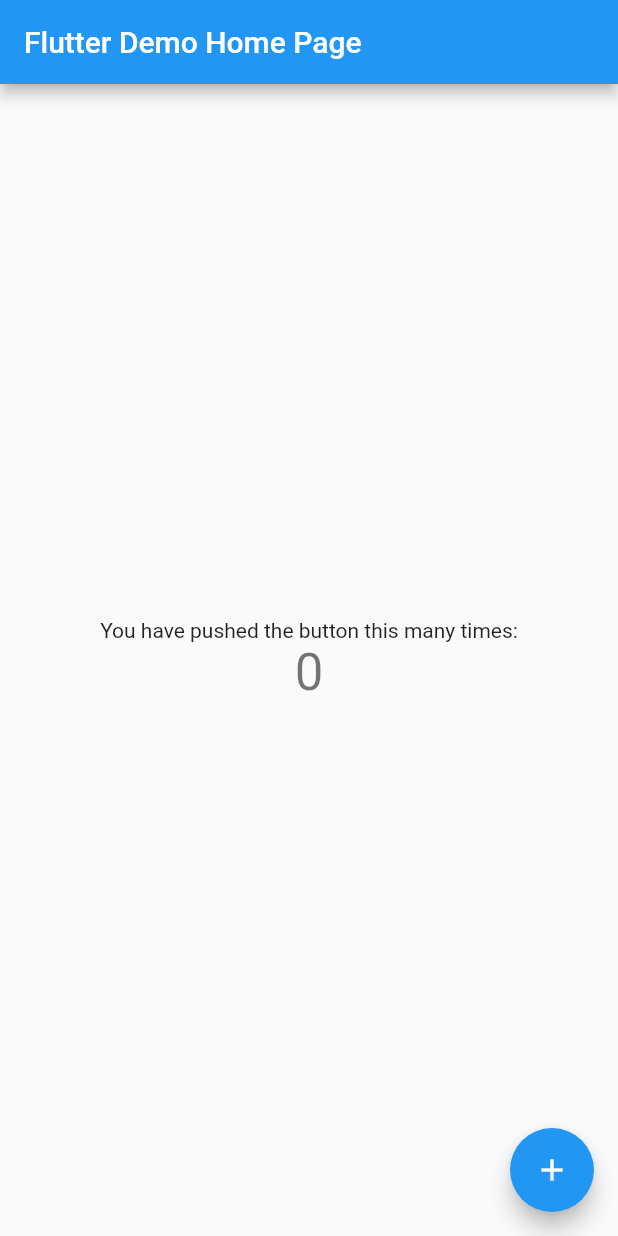
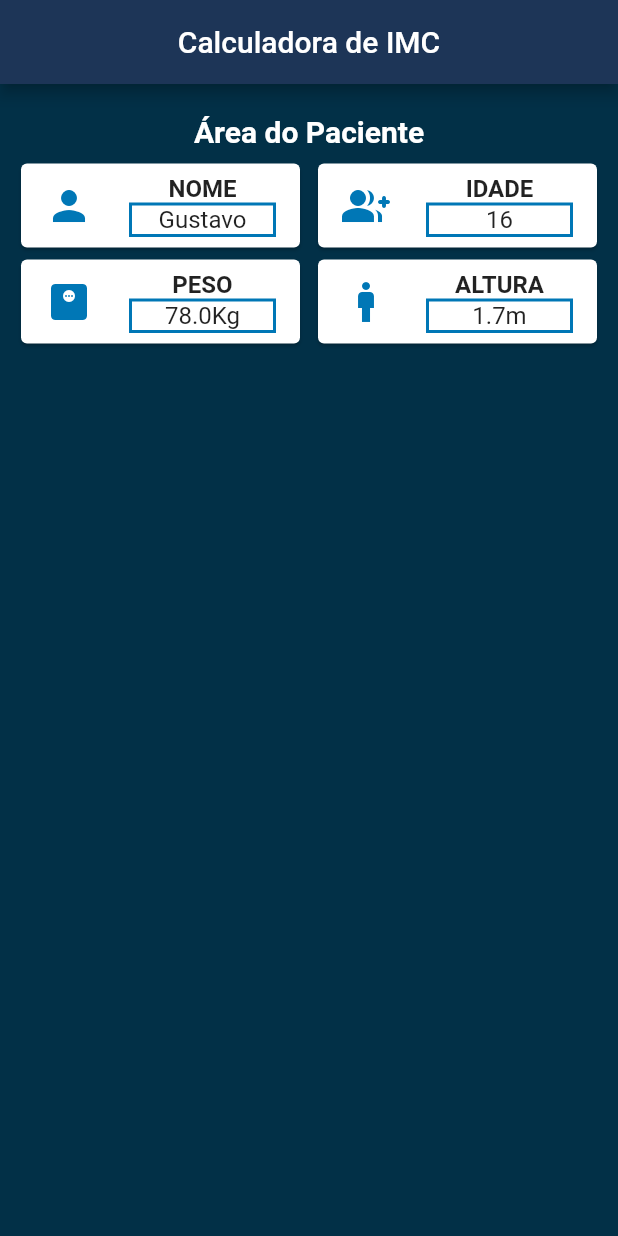
Before and after one commit to Gustavo-daCosta/Calculadora-IMC, a Flutter app: the screen it shows after launch, on a phone screen of 412 x 824 dp. Run offline on Flutter 3.47's test engine with Material 2 defaults, Android fonts, the phone set to English and light mode, and no system bars.

Commit message:
Área do Paciente finalizada

```diff
--- a/lib/main.dart
+++ b/lib/main.dart
@@ -1,115 +1,19 @@
 import 'package:flutter/material.dart';
+import 'package:calculadora_imc/pages/home_page.dart';
+import 'package:calculadora_imc/themes/theme.dart';
 
-void main() {
-  runApp(const MyApp());
-}
+void main() => runApp(const IMCCalculatorApp());
 
-class MyApp extends StatelessWidget {
-  const MyApp({super.key});
+class IMCCalculatorApp extends StatelessWidget {
+  const IMCCalculatorApp({super.key});
 
-  // This widget is the root of your application.
   @override
   Widget build(BuildContext context) {
     return MaterialApp(
-      title: 'Flutter Demo',
-      theme: ThemeData(
-        // This is the theme of your application.
-        //
-        // Try running your application with "flutter run". You'll see the
-        // application has a blue toolbar. Then, without quitting the app, try
-        // changing the primarySwatch below to Colors.green and then invoke
-        // "hot reload" (press "r" in the console where you ran "flutter run",
-        // or simply save your changes to "hot reload" in a Flutter IDE).
-        // Notice that the counter didn't reset back to zero; the application
-        // is not restarted.
-        primarySwatch: Colors.blue,
-      ),
-      home: const MyHomePage(title: 'Flutter Demo Home Page'),
+      title: "Calculadora de IMC",
+      theme: themeData(),
+      debugShowCheckedModeBanner: false,
+      home: HomePage(),
     );
   }
 }
-
-class MyHomePage extends StatefulWidget {
-  const MyHomePage({super.key, required this.title});
-
-  // This widget is the home page of your application. It is stateful, meaning
-  // that it has a State object (defined below) that contains fields that affect
-  // how it looks.
-
-  // This class is the configuration for the state. It holds the values (in this
-  // case the title) provided by the parent (in this case the App widget) and
-  // used by the build method of the State. Fields in a Widget subclass are
-  // always marked "final".
-
-  final String title;
-
-  @override
-  State<MyHomePage> createState() => _MyHomePageState();
-}
-
-class _MyHomePageState extends State<MyHomePage> {
-  int _counter = 0;
-
-  void _incrementCounter() {
-    setState(() {
-      // This call to setState tells the Flutter framework that something has
-      // changed in this State, which causes it to rerun the build method below
-      // so that the display can reflect the updated values. If we changed
-      // _counter without calling setState(), then the build method would not be
-      // called again, and so nothing would appear to happen.
-      _counter++;
-    });
-  }
-
-  @override
-  Widget build(BuildContext context) {
-    // This method is rerun every time setState is called, for instance as done
-    // by the _incrementCounter method above.
-    //
-    // The Flutter framework has been optimized to make rerunning build methods
-    // fast, so that you can just rebuild anything that needs updating rather
-    // than having to individually change instances of widgets.
-    return Scaffold(
-      appBar: AppBar(
-        // Here we take the value from the MyHomePage object that was created by
-        // the App.build method, and use it to set our appbar title.
-        title: Text(widget.title),
-      ),
-      body: Center(
-        // Center is a layout widget. It takes a single child and positions it
-        // in the middle of the parent.
-        child: Column(
-          // Column is also a layout widget. It takes a list of children and
-          // arranges them vertically. By default, it sizes itself to fit its
-          // children horizontally, and tries to be as tall as its parent.
-          //
-          // Invoke "debug painting" (press "p" in the console, choose the
-          // "Toggle Debug Paint" action from the Flutter Inspector in Android
-          // Studio, or the "Toggle Debug Paint" command in Visual Studio Code)
-          // to see the wireframe for each widget.
-          //
-          // Column has various properties to control how it sizes itself and
-          // how it positions its children. Here we use mainAxisAlignment to
-          // center the children vertically; the main axis here is the vertical
-          // axis because Columns are vertical (the cross axis would be
-          // horizontal).
-          mainAxisAlignment: MainAxisAlignment.center,
-          children: <Widget>[
-            const Text(
-              'You have pushed the button this many times:',
-            ),
-            Text(
-              '$_counter',
-              style: Theme.of(context).textTheme.headline4,
-            ),
-          ],
-        ),
-      ),
-      floatingActionButton: FloatingActionButton(
-        onPressed: _incrementCounter,
-        tooltip: 'Increment',
-        child: const Icon(Icons.add),
-      ), // This trailing comma makes auto-formatting nicer for build methods.
-    );
-  }
-}
--- /dev/null
+++ b/lib/pages/home_page.dart
@@ -0,0 +1,43 @@
+import 'package:calculadora_imc/themes/colors_pallete.dart';
+import 'package:calculadora_imc/widgets/patient_area.dart';
+import 'package:flutter/material.dart';
+
+class HomePage extends StatelessWidget {
+  List<bool> buttonsState = [false, false];
+
+  // const HomePage({super.key});
+
+  @override
+  Widget build(BuildContext context) {
+    return Scaffold(
+      appBar: AppBar(
+        title: const Text("Calculadora de IMC"),
+        centerTitle: true,
+      ),
+      body: Padding(
+        padding: const EdgeInsets.symmetric(
+          horizontal: 10,
+          vertical: 20,
+        ),
+        child: Column(
+          children: <Widget>[
+            // Center(
+            //   child: Image.asset("assets/images/diet-illustration.png"),
+            // ),
+
+            Column(
+              children: const <Widget>[
+                PatientArea(
+                  name: "Gustavo",
+                  age: 16,
+                  weight: 78,
+                  height: 1.70,
+                ),
+              ],
+            )
+          ],
+        ),
+      ),
+    );
+  }
+}
--- /dev/null
+++ b/lib/themes/colors_pallete.dart
@@ -0,0 +1,10 @@
+import 'package:flutter/material.dart';
+
+class ColorsPallete {
+  static const Color primaryColor = Color.fromRGBO(29, 53, 87, 1);
+  static const Color accentColor = Color.fromRGBO(3, 7, 30, 1);
+  static const Color backgroundColor = Color.fromRGBO(2, 48, 71, 1);
+  static const Color selectedButtonColor = Color.fromRGBO(0, 29, 61, 1);
+  static const Color selectedButtonBorderColor = Color.fromRGBO(0, 53, 102, 1);
+  static const Color lightBlueColor = Color.fromRGBO(0, 119, 182, 1);
+}
--- /dev/null
+++ b/lib/themes/theme.dart
@@ -0,0 +1,21 @@
+import 'package:calculadora_imc/themes/colors_pallete.dart';
+import 'package:flutter/material.dart';
+
+
+ThemeData themeData() {
+  return ThemeData(
+    primaryColor: ColorsPallete.primaryColor,
+    colorScheme: ColorScheme.fromSwatch().copyWith(
+      secondary: ColorsPallete.accentColor,
+    ),
+    scaffoldBackgroundColor: ColorsPallete.backgroundColor,
+    appBarTheme: const AppBarTheme(
+      backgroundColor: ColorsPallete.primaryColor,
+    ),
+    elevatedButtonTheme: ElevatedButtonThemeData(
+      style: ButtonStyle(
+        backgroundColor: MaterialStateProperty.all<Color>(ColorsPallete.accentColor),
+      )
+    ),
+  );
+}
--- /dev/null
+++ b/lib/widgets/patient_area.dart
@@ -0,0 +1,126 @@
+import 'package:calculadora_imc/themes/colors_pallete.dart';
+import 'package:flutter/material.dart';
+
+class PatientArea extends StatefulWidget {
+  final String name;
+  final int age;
+  final double weight;
+  final double height;
+
+  const PatientArea({
+    super.key,
+    required this.name,
+    required this.age,
+    required this.weight,
+    required this.height,
+  });
+
+  @override
+  State<PatientArea> createState() => _PatientAreaState();
+}
+
+class _PatientAreaState extends State<PatientArea> {
+  @override
+  Widget build(BuildContext context) {
+    return SizedBox(
+      width: MediaQuery.of(context).size.width,
+      child: Column(
+        children: <Widget>[
+          const Text(
+            "Área do Paciente",
+            textAlign: TextAlign.center,
+            style: TextStyle(
+              color: Colors.white,
+              fontSize: 20,
+              fontWeight: FontWeight.bold,
+            ),
+          ),
+          const SizedBox(height: 6),
+          Row(
+            mainAxisAlignment: MainAxisAlignment.spaceBetween,
+            children: [
+              infoCard(
+                context,
+                title: "NOME",
+                icon: Icons.person,
+                measure: widget.name,
+              ),
+              infoCard(
+                context,
+                title: "IDADE",
+                icon: Icons.group_add_rounded,
+                measure: widget.age.toString(),
+              ),
+            ],
+          ),
+          Row(
+            mainAxisAlignment: MainAxisAlignment.spaceBetween,
+            children: [
+              infoCard(
+                context,
+                title: "PESO",
+                icon: Icons.monitor_weight_rounded,
+                measure: "${widget.weight}Kg",
+              ),
+              infoCard(
+                context,
+                title: "ALTURA",
+                icon: Icons.man,
+                measure: "${(widget.height)}m",
+              ),
+            ],
+          )
+        ],
+      ),
+    );
+  }
+}
+
+Widget infoCard(
+  BuildContext context,
+  {
+    required IconData icon,
+    required String title,
+    required String measure,
+  }
+) {
+  return Card(
+    child: SizedBox(
+      width: (MediaQuery.of(context).size.width - 40) / 2,
+      child: Column(
+        children: <Widget>[
+          ListTile(
+            leading: Icon(
+              icon,
+              size: 32,
+              color: ColorsPallete.lightBlueColor,
+            ),
+            title: Column(
+              crossAxisAlignment: CrossAxisAlignment.center,
+              children: <Widget>[
+                Text(
+                  title,
+                  style: const TextStyle(fontWeight: FontWeight.bold),
+                ),
+                Container(
+                  decoration: BoxDecoration(
+                    border: Border.all(
+                      color: ColorsPallete.lightBlueColor,
+                      width: 2,
+                    )
+                  ),
+                  width: MediaQuery.of(context).size.width,
+                  child: Text(
+                    measure,
+                    textAlign: TextAlign.center,
+                    style: const TextStyle(fontWeight: FontWeight.w400),
+                  ),
+                ),
+              ],
+            ),
+          )
+        ],
+      ),
+    )
+  );
+}
--- a/pubspec.yaml
+++ b/pubspec.yaml
@@ -60,9 +60,8 @@ flutter:
   uses-material-design: true
 
   # To add assets to your application, add an assets section, like this:
-  # assets:
-  #   - images/a_dot_burr.jpeg
-  #   - images/a_dot_ham.jpeg
+  assets:
+    - assets/images/diet-illustration.png
 
   # An image asset can refer to one or more resolution-specific "variants", see
   # https://flutter.dev/assets-and-images/#resolution-aware
```
Also changed, not shown: assets/images/diet-illustration.png (added), pubspec.lock, 1 other file.
